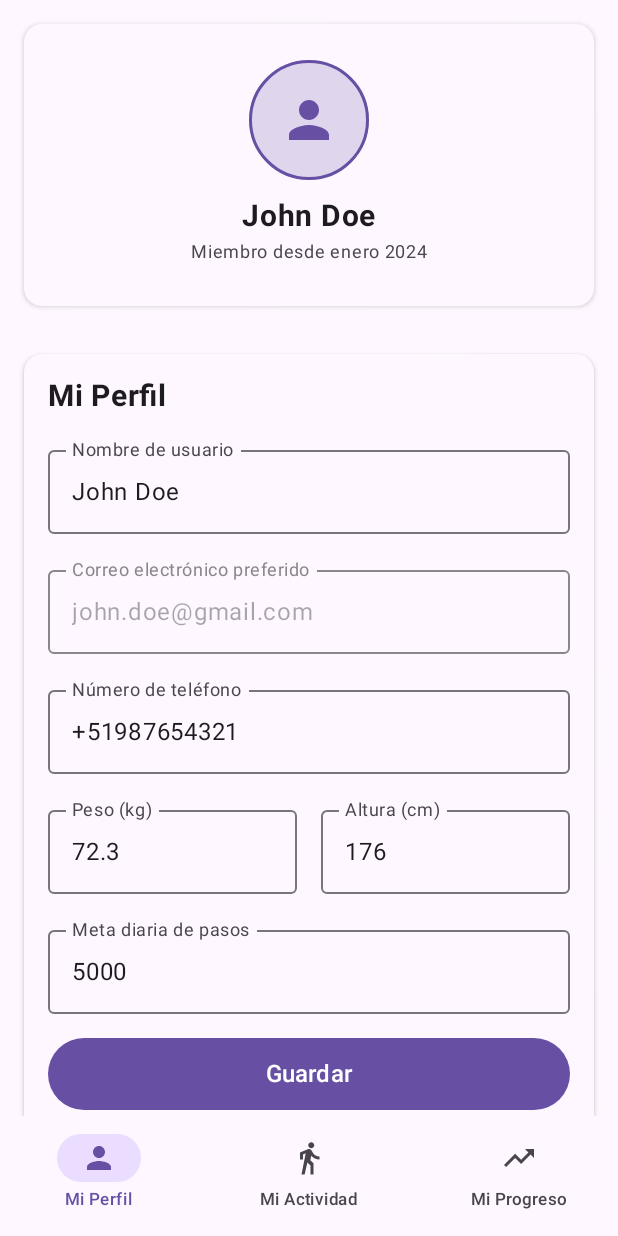
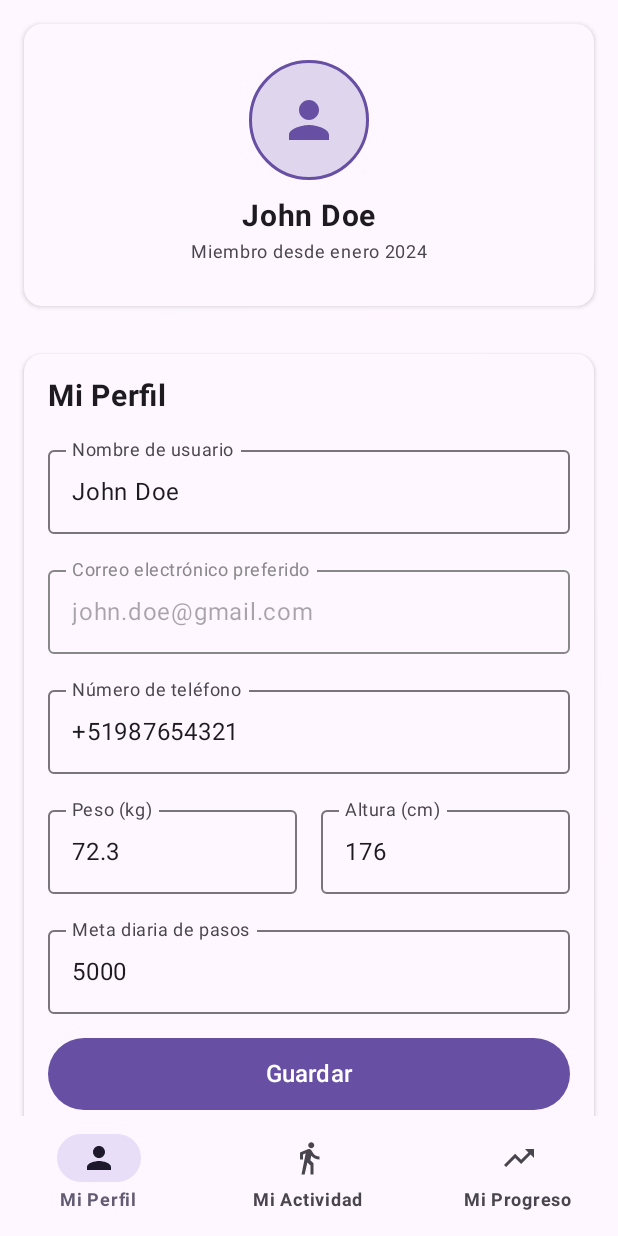
Before and after one commit to HARbit-Org/HARbit, an Android app built with Jetpack Compose: the profile screen opened through its navigation route, on a phone screen of 412 x 824 dp. Run offline under Robolectric (Android 15) with nearby library versions, the phone set to English and light mode, and no system bars.

Commit message:
navigation bar

```diff
--- a/mobile/src/main/java/com/example/harbit/MainActivity.kt
+++ b/mobile/src/main/java/com/example/harbit/MainActivity.kt
@@ -52,7 +52,7 @@ class MainActivity : ComponentActivity() {
                 val navController = rememberNavController()
                 AppNavigation(
                     navController = navController,
-                    startDestination = "welcome"
+                    startDestination = "activity"
                 )
             }
         }
--- a/mobile/src/main/java/com/example/harbit/ui/components/BottomNavigation.kt
+++ b/mobile/src/main/java/com/example/harbit/ui/components/BottomNavigation.kt
@@ -1,11 +1,14 @@
 package com.example.harbit.ui.components
 
 import androidx.compose.material.icons.Icons
+import androidx.compose.material.icons.automirrored.filled.DirectionsWalk
+import androidx.compose.material.icons.automirrored.filled.TrendingUp
 import androidx.compose.material.icons.filled.*
 import androidx.compose.material3.*
 import androidx.compose.runtime.Composable
 import androidx.compose.ui.graphics.Color
 import androidx.compose.ui.graphics.vector.ImageVector
+import androidx.compose.ui.text.font.FontWeight
 import androidx.compose.ui.unit.sp
 // Using Material Design 3 theme colors
 
@@ -15,8 +18,8 @@ sealed class BottomNavItem(
     val title: String
 ) {
     object Profile : BottomNavItem("profile", Icons.Default.Person, "Mi Perfil")
-    object Activity : BottomNavItem("activity", Icons.Default.DirectionsWalk, "Mi Actividad")
-    object Progress : BottomNavItem("progress", Icons.Default.TrendingUp, "Mi Progreso")
+    object Activity : BottomNavItem("activity", Icons.AutoMirrored.Filled.DirectionsWalk, "Mi Actividad")
+    object Progress : BottomNavItem("progress", Icons.AutoMirrored.Filled.TrendingUp, "Mi Progreso")
 }
 
 @Composable
@@ -32,7 +35,7 @@ fun HARbitBottomNavigation(
 
     NavigationBar(
         containerColor = MaterialTheme.colorScheme.surface,
-        contentColor = MaterialTheme.colorScheme.onSurface
+        contentColor = MaterialTheme.colorScheme.onSurfaceVariant
     ) {
         items.forEach { item ->
             NavigationBarItem(
@@ -45,17 +48,18 @@ fun HARbitBottomNavigation(
                 label = {
                     Text(
                         text = item.title,
-                        style = MaterialTheme.typography.labelSmall
+                        style = MaterialTheme.typography.labelMedium,
+                        fontWeight = FontWeight.Bold
                     )
                 },
                 selected = currentRoute == item.route,
                 onClick = { onNavigate(item.route) },
                 colors = NavigationBarItemDefaults.colors(
-                    selectedIconColor = MaterialTheme.colorScheme.primary,
-                    selectedTextColor = MaterialTheme.colorScheme.primary,
+                    selectedIconColor = MaterialTheme.colorScheme.onSecondaryContainer,
+                    selectedTextColor = MaterialTheme.colorScheme.secondary,
                     unselectedIconColor = MaterialTheme.colorScheme.onSurfaceVariant,
                     unselectedTextColor = MaterialTheme.colorScheme.onSurfaceVariant,
-                    indicatorColor = MaterialTheme.colorScheme.primaryContainer
+                    indicatorColor = MaterialTheme.colorScheme.secondaryContainer
                 )
             )
         }
```
